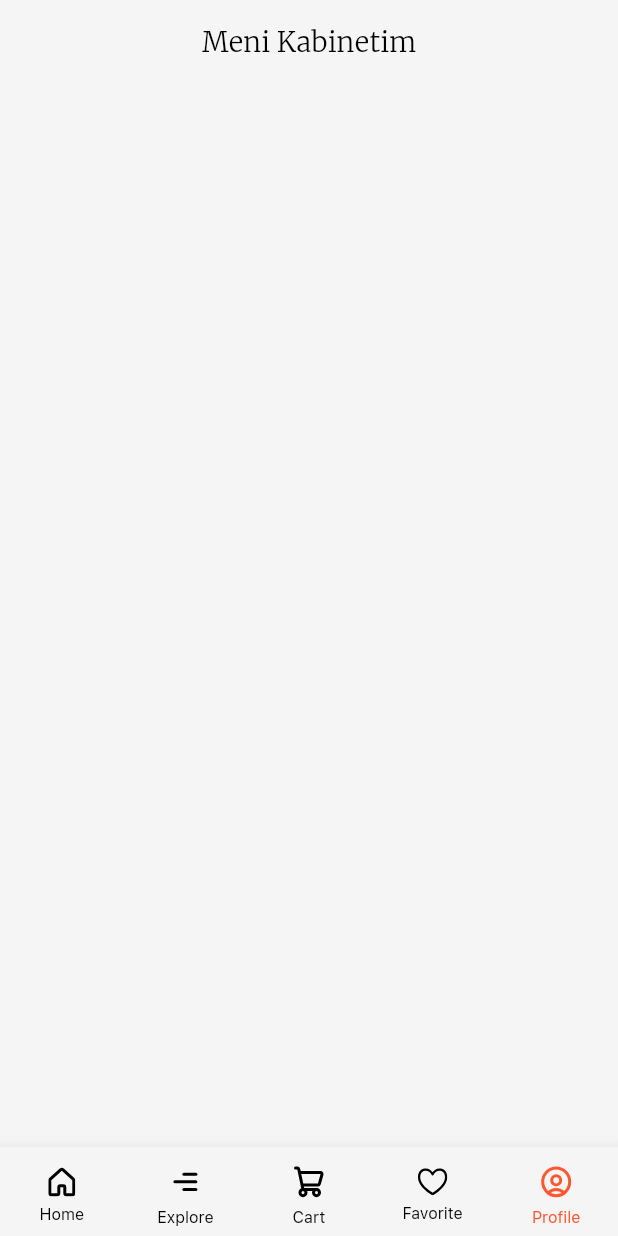
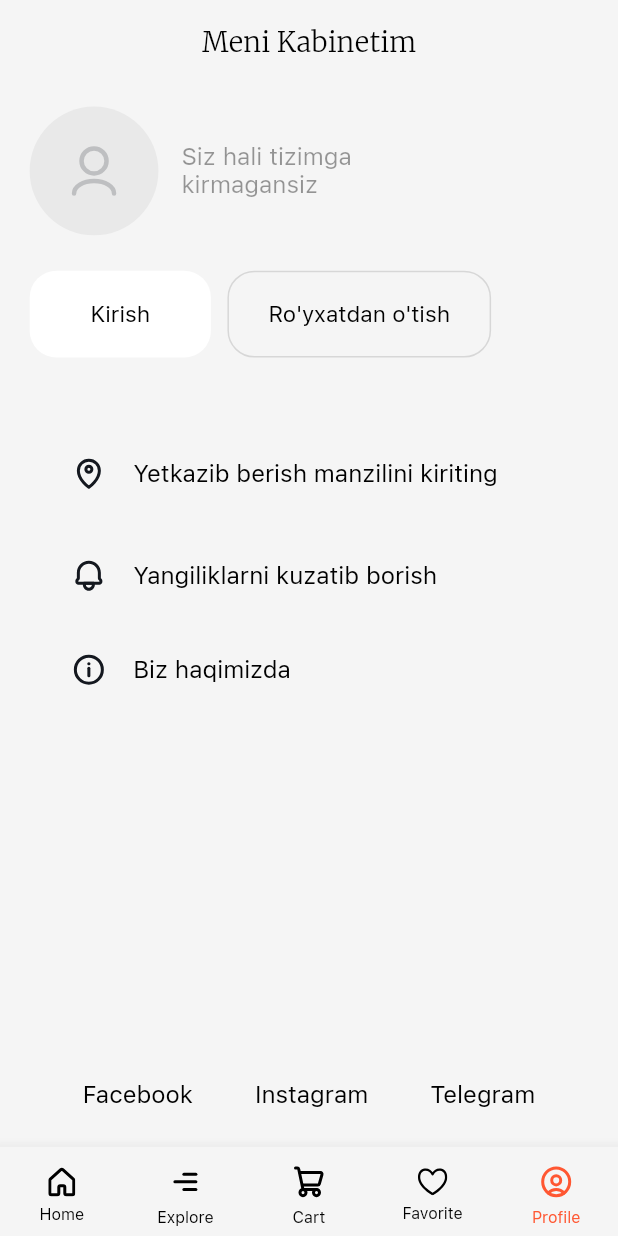
Before and after one commit to AsadbekAbdumajidov/aion_brend, a Flutter app: the screen it shows after launch, item 5 of the bottom bar chosen, on a phone screen of 412 x 824 dp. Run offline on Flutter 3.47's test engine with Material 2 defaults, Android fonts, the phone set to English and light mode, and no system bars; our stand-ins replace cached_network_image, carousel_slider, equatable, flutter_bloc, flutter_svg, slide_countdown and 1 more; missing offline and left inert: connectivity_plus_web, cubit_form, cupertino_tabbar; network calls fail.

Commit message:
Passive Profile page design done

```diff
--- a/lib/core/constants/app_button_style.dart
+++ b/lib/core/constants/app_button_style.dart
@@ -17,4 +17,22 @@ class AppButtonStyle {
       borderRadius: BorderRadius.all(Radius.circular(8)),
     ),
   );
+
+  ButtonStyle buttonStyleRadius18WhiteW110H54 = OutlinedButton.styleFrom(
+    fixedSize: Size(wi(110), he(54)),
+    backgroundColor: AppColors.instance.white,
+    elevation: 0,
+    shape: const RoundedRectangleBorder(
+      borderRadius: BorderRadius.all(Radius.circular(18)),
+    ),
+  );
+
+  ButtonStyle buttonStyleRadius18TransparentW160H54 = OutlinedButton.styleFrom(
+    fixedSize: Size(wi(160), he(54)),
+    // backgroundColor: AppColors.instance.white,
+    elevation: 0,
+    shape: const RoundedRectangleBorder(
+      borderRadius: BorderRadius.all(Radius.circular(18)),
+    ),
+  );
 }
--- a/lib/core/constants/app_icons.dart
+++ b/lib/core/constants/app_icons.dart
@@ -18,4 +18,8 @@ class AppIcons {
   String icLikeTrue = "assets/svg/ic_like_trou.svg";
   String icElipsFalse = "assets/svg/ic_false_elips.svg";
   String icElipsTrue = "assets/svg/ic_true_elips.svg";
+  String icUser = "assets/svg/ic_user.svg";
+  String icMap = "assets/svg/ic_map_pin.svg";
+  String icBell = "assets/svg/ic_bell.svg";
+  String icInfo = "assets/svg/ic_info.svg";
 }
--- a/lib/core/constants/app_style.dart
+++ b/lib/core/constants/app_style.dart
@@ -28,6 +28,12 @@ class AppTextStyles {
 
   TextStyle styleW400S15Black = TextStyle(
     color: AppColors.instance.black,
+    fontSize: he(15),
+    fontWeight: FontWeight.w400,
+  );
+
+  TextStyle styleW400S15BlackOpacity04= TextStyle(
+    color: AppColors.instance.black.withOpacity(0.4),
     fontSize: he(15),
     fontWeight: FontWeight.w400,
   );
--- a/lib/core/theme/app_theme.dart
+++ b/lib/core/theme/app_theme.dart
@@ -27,6 +27,7 @@ final appThemeData = ThemeData(
     unselectedItemColor: AppColors.instance.black,
     selectedItemColor: AppColors.instance.primarColor,
   ),
+
   backgroundColor: AppColors.instance.backGround,
   scaffoldBackgroundColor: AppColors.instance.backGround,
   cupertinoOverrideTheme: const CupertinoThemeData(brightness: Brightness.dark),
--- a/lib/cubit/nav_bar/nav_bar_cubit.dart
+++ b/lib/cubit/nav_bar/nav_bar_cubit.dart
@@ -2,13 +2,13 @@ import 'package:aion/views/tabs/cart/cart_page.dart';
 import 'package:aion/views/tabs/explore/explore_page.dart';
 import 'package:aion/views/tabs/favorite/favorite_page.dart';
 import 'package:aion/views/tabs/home/home_page.dart';
-import 'package:aion/views/tabs/profile/profile_page.dart';
+import 'package:aion/views/tabs/profile_passive/profile_page.dart';
 import 'package:flutter_bloc/flutter_bloc.dart';
 import 'package:aion/cubit/nav_bar/nav_bar_state.dart';
 
 class NavBarCubit extends Cubit<NavBarState> {
 	NavBarCubit() : super( NavBarState());
-	 final List pages = const [Home(), Explore(), Cart(), Favorite(), Profile()];
+	 final List pages = const [Home(), Explore(), Cart(), Favorite(), ProfilePassive()];
   int currentIndex = 0;
 
   void addPages(v) {
--- a/lib/generated_plugin_registrant.dart
+++ b/lib/generated_plugin_registrant.dart
@@ -6,11 +6,13 @@
 // ignore_for_file: lines_longer_than_80_chars
 
 import 'package:connectivity_plus_web/connectivity_plus_web.dart';
+import 'package:url_launcher_web/url_launcher_web.dart';
 
 import 'package:flutter_web_plugins/flutter_web_plugins.dart';
 
 // ignore: public_member_api_docs
 void registerPlugins(Registrar registrar) {
   ConnectivityPlusPlugin.registerWith(registrar);
+  UrlLauncherPlugin.registerWith(registrar);
   registrar.registerMessageHandler();
 }
--- /dev/null
+++ b/lib/service/url_service.dart
@@ -0,0 +1,10 @@
+import 'package:url_launcher/url_launcher.dart';
+
+class ServiceUrl {
+
+
+  void urlService(url) async {
+    final Uri _url = Uri.parse(url);
+  if (!await launchUrl(_url)) throw 'Could not launch $_url';
+}
+}
--- a/lib/views/descripton/widgets/app_bar_widget.dart
+++ b/lib/views/descripton/widgets/app_bar_widget.dart
@@ -1,6 +1,7 @@
 import 'package:aion/core/constants/app_colors.dart';
 import 'package:aion/core/constants/app_icons.dart';
 import 'package:aion/core/constants/app_style.dart';
+import 'package:aion/core/utils/size_konfig.dart';
 import 'package:flutter/material.dart';
 import 'package:flutter_svg/flutter_svg.dart';
 
@@ -18,6 +19,7 @@ class HomeAppBar {
   getBar(context) {
     return AppBar(
       leading: IconButton(
+        splashRadius: he(20),
           onPressed: () {
             Navigator.pop(context);
           },
--- a/lib/views/tabs/profile/profile_page.dart
+++ /dev/null
@@ -1,20 +0,0 @@
-import 'package:aion/core/constants/app_style.dart';
-import 'package:flutter/material.dart';
-
-class Profile extends StatelessWidget {
-  const Profile({ Key? key }) : super(key: key);
-
-  @override
-  Widget build(BuildContext context) {
-    return Scaffold(
-      appBar: AppBar(
-
-        title: Text("Meni Kabinetim", style: AppTextStyles.instance.styleW400S17Black),
-
-      ),
-      body: Column(
-        children: [],
-      ),
-    );
-  }
-}
--- /dev/null
+++ b/lib/views/tabs/profile_passive/_widget/text_button_widget.dart
@@ -0,0 +1,19 @@
+import 'package:aion/core/constants/app_style.dart';
+import 'package:aion/service/url_service.dart';
+import 'package:flutter/material.dart';
+
+class TextButtonWidget extends StatelessWidget {
+  final String url;
+  final String title;
+  const TextButtonWidget({Key? key,required this.title,required this.url}) : super(key: key);
+
+  @override
+  Widget build(BuildContext context) {
+    return TextButton(
+        onPressed: () {
+          ServiceUrl().urlService(url);
+        },
+        child:
+            Text(title, style: AppTextStyles.instance.styleW400S15Black));
+  }
+}
--- /dev/null
+++ b/lib/views/tabs/profile_passive/profile_page.dart
@@ -0,0 +1,123 @@
+import 'package:aion/core/constants/app_button_style.dart';
+import 'package:aion/core/constants/app_colors.dart';
+import 'package:aion/core/constants/app_icons.dart';
+import 'package:aion/core/constants/app_style.dart';
+import 'package:aion/core/utils/size_konfig.dart';
+import 'package:aion/views/tabs/profile_passive/_widget/text_button_widget.dart';
+import 'package:flutter/material.dart';
+import 'package:flutter_svg/svg.dart';
+
+class ProfilePassive extends StatelessWidget {
+  const ProfilePassive({Key? key}) : super(key: key);
+
+  @override
+  Widget build(BuildContext context) {
+    return Scaffold(
+        appBar: AppBar(
+          title: Text("Meni Kabinetim",
+              style: AppTextStyles.instance.styleW400S17Black),
+        ),
+        body: SafeArea(
+            child: Padding(
+          padding: EdgeInsets.symmetric(horizontal: wi(18)),
+          child: Column(
+            children: [
+              Padding(
+                padding: EdgeInsets.only(top: he(14), bottom: he(22)),
+                child: Row(
+                  children: [
+                    CircleAvatar(
+                      radius: he(40),
+                      backgroundColor: AppColors.instance.grey,
+                      child: SvgPicture.asset(
+                        AppIcons.instance.icUser,
+                      ),
+                    ),
+                    SizedBox(width: wi(14)),
+                    Text("Siz hali tizimga \nkirmagansiz",
+                        style:
+                            AppTextStyles.instance.styleW400S15BlackOpacity04)
+                  ],
+                ),
+              ),
+              Row(
+                children: [
+                  ElevatedButton(
+                      style: AppButtonStyle
+                          .instance.buttonStyleRadius18WhiteW110H54,
+                      onPressed: () {},
+                      child: Text("Kirish",
+                          style: AppTextStyles.instance.styleW500S14Black)),
+                  SizedBox(width: wi(10)),
+                  OutlinedButton(
+                      style: AppButtonStyle
+                          .instance.buttonStyleRadius18TransparentW160H54,
+                      onPressed: () {},
+                      child: Text("Ro'yxatdan o'tish",
+                          style: AppTextStyles.instance.styleW500S14Black)),
+                ],
+              ),
+              SizedBox(height: he(56)),
+              Expanded(
+                child: Padding(
+                  padding: EdgeInsets.symmetric(horizontal: wi(25)),
+                  child: Column(
+                    mainAxisAlignment: MainAxisAlignment.spaceBetween,
+                    children: [
+                      Column(
+                        children: [
+                          Padding(
+                            padding: EdgeInsets.symmetric(vertical: he(5)),
+                            child: Row(
+                              children: [
+                                SvgPicture.asset(AppIcons.instance.icMap),
+                                SizedBox(width: wi(16)),
+                                Text("Yetkazib berish manzilini kiriting",
+                                    style: AppTextStyles
+                                        .instance.styleW400S15Black)
+                              ],
+                            ),
+                          ),
+                          Padding(
+                            padding: EdgeInsets.symmetric(vertical: he(36)),
+                            child: Row(
+                              children: [
+                                SvgPicture.asset(AppIcons.instance.icBell),
+                                SizedBox(width: wi(16)),
+                                Text("Yangiliklarni kuzatib borish",
+                                    style: AppTextStyles
+                                        .instance.styleW400S15Black)
+                              ],
+                            ),
+                          ),
+                          Row(
+                            children: [
+                              SvgPicture.asset(AppIcons.instance.icInfo),
+                              SizedBox(width: wi(16)),
+                              Text("Biz haqimizda",
+                                  style:
+                                      AppTextStyles.instance.styleW400S15Black)
+                            ],
+                          ),
+                        ],
+                      ),
+                      Padding(
+                        padding: EdgeInsets.only(bottom: he(10)),
+                        child: Row(
+                          mainAxisAlignment: MainAxisAlignment.spaceBetween,
+                          children: const [
+                            TextButtonWidget(title: "Facebook", url: ""),
+                            TextButtonWidget(title: "Instagram", url: ""),
+                            TextButtonWidget(title: "Telegram", url: ""),
+                          ],
+                        ),
+                      ),
+                    ],
+                  ),
+                ),
+              ),
+            ],
+          ),
+        )));
+  }
+}
--- a/pubspec.yaml
+++ b/pubspec.yaml
@@ -34,6 +34,7 @@ dependencies:
   slide_countdown: ^0.2.4
   # imgni cached qilish uchun
   cached_network_image: ^3.2.0
+  url_launcher: ^6.1.2
 
 dev_dependencies:
   flutter_test:
```
Also changed, not shown: assets/svg/ic_bell.svg (added), assets/svg/ic_info.svg (added), assets/svg/ic_map_pin.svg (added), assets/svg/ic_user.svg (added), 4 other files.
